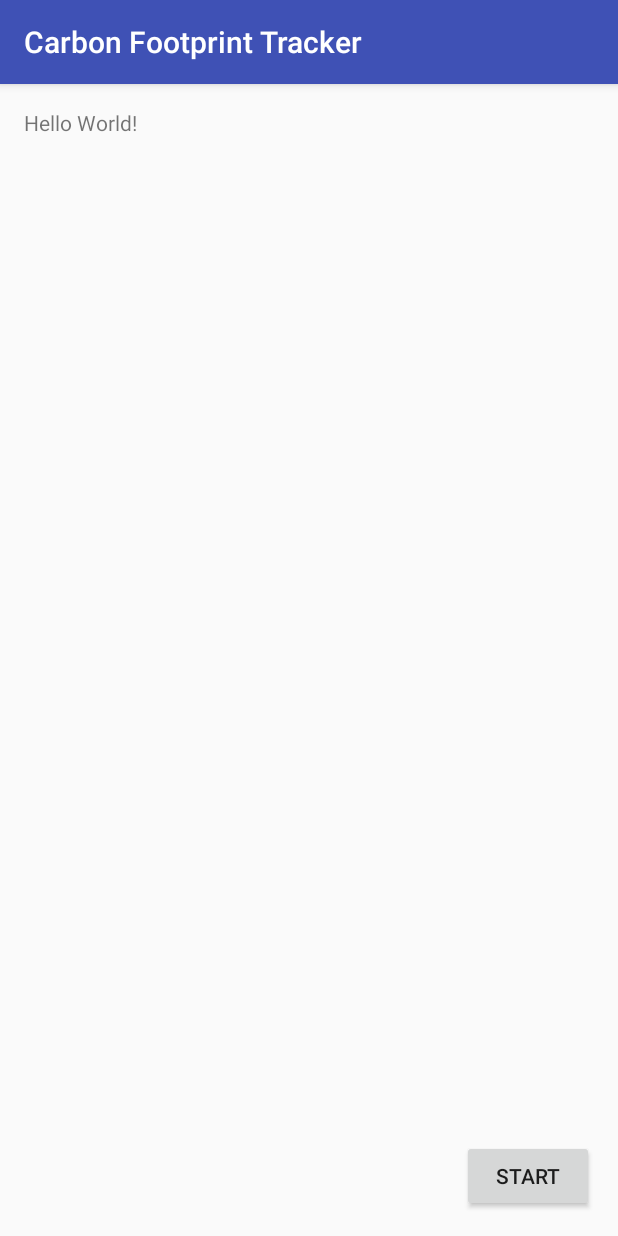
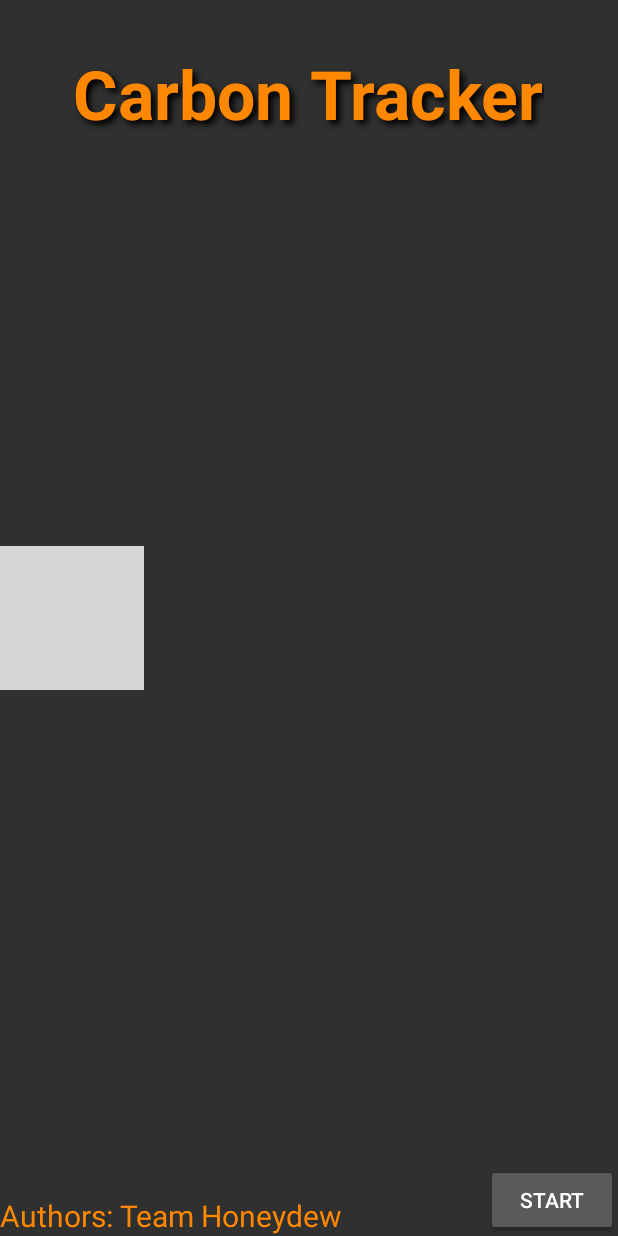
Before and after one commit to Asteriw/CMPT276-CarbonTracker, an Android app: the screen it shows after launch (SplashScreen), on a phone screen of 412 x 824 dp. Run offline under Robolectric (Android 15) with nearby library versions, the phone set to English and light mode, and no system bars; grey boxes are pictures that could not be loaded.

Commit message:
Added image to the splash screen. Added an animation. Added authors.

```diff
--- a/CarbonFootprintTracker/app/src/main/AndroidManifest.xml
+++ b/CarbonFootprintTracker/app/src/main/AndroidManifest.xml
@@ -7,19 +7,24 @@
         android:icon="@mipmap/ic_launcher"
         android:label="@string/app_name"
         android:supportsRtl="true"
-        android:theme="@style/AppTheme">
-        <activity android:name=".SplashScreen">
+        android:theme="@style/Theme.AppCompat.NoActionBar">
+        <activity
+            android:name=".SplashScreen"
+            android:configChanges="orientation|keyboardHidden"
+            android:theme="@style/Theme.AppCompat.NoActionBar">
             <intent-filter>
                 <action android:name="android.intent.action.MAIN" />
 
                 <category android:name="android.intent.category.LAUNCHER" />
             </intent-filter>
         </activity>
-        <activity android:name=".MainMenu" />
+        <activity android:name=".MainMenu"
+            android:configChanges="orientation|keyboardHidden"
+            android:theme="@style/Theme.AppCompat.NoActionBar" />
         <activity android:name=".SelectTransportation" />
         <activity android:name=".SelectRoute" />
         <activity android:name=".CalculationScreen" />
-        <activity android:name=".ViewTracked"></activity>
+        <activity android:name=".ViewTracked" />
     </application>
 
 </manifest>
--- a/CarbonFootprintTracker/app/src/main/java/com/cmpt276/kenneyw/carbonfootprinttracker/SplashScreen.java
+++ b/CarbonFootprintTracker/app/src/main/java/com/cmpt276/kenneyw/carbonfootprinttracker/SplashScreen.java
@@ -4,7 +4,11 @@ import android.content.Intent;
 import android.support.v7.app.AppCompatActivity;
 import android.os.Bundle;
 import android.view.View;
+import android.view.animation.Animation;
+import android.view.animation.LinearInterpolator;
+import android.view.animation.TranslateAnimation;
 import android.widget.Button;
+import android.widget.ImageView;
 
 public class SplashScreen extends AppCompatActivity {
 
@@ -14,6 +18,16 @@ public class SplashScreen extends AppCompatActivity {
         setContentView(R.layout.activity_splash_screen);
 
         setupStartButton();
+        setupAnimation();
+    }
+
+    private void setupAnimation() {
+        ImageView car = (ImageView) findViewById(R.id.splashcar);
+        TranslateAnimation slide = new TranslateAnimation(-400f, 1400f, -20f, -20f);
+        slide.setInterpolator(new LinearInterpolator());
+        slide.setDuration(3500);
+        slide.setRepeatCount(Animation.INFINITE);
+        car.startAnimation(slide);
     }
 
     private void setupStartButton() {
--- a/CarbonFootprintTracker/app/src/main/res/layout/activity_splash_screen.xml
+++ b/CarbonFootprintTracker/app/src/main/res/layout/activity_splash_screen.xml
@@ -1,19 +1,11 @@
 <?xml version="1.0" encoding="utf-8"?>
 <RelativeLayout xmlns:android="http://schemas.android.com/apk/res/android"
     xmlns:tools="http://schemas.android.com/tools"
+    xmlns:app="http://schemas.android.com/apk/res-auto"
     android:id="@+id/activity_splash_screen"
     android:layout_width="match_parent"
     android:layout_height="match_parent"
-    android:paddingBottom="@dimen/activity_vertical_margin"
-    android:paddingLeft="@dimen/activity_horizontal_margin"
-    android:paddingRight="@dimen/activity_horizontal_margin"
-    android:paddingTop="@dimen/activity_vertical_margin"
     tools:context="com.cmpt276.kenneyw.carbonfootprinttracker.SplashScreen">
-
-    <TextView
-        android:layout_width="wrap_content"
-        android:layout_height="wrap_content"
-        android:text="Hello World!" />
 
     <Button
         android:text="@string/btn_splash_start"
@@ -22,5 +14,63 @@
         android:layout_alignParentBottom="true"
         android:layout_alignParentRight="true"
         android:layout_alignParentEnd="true"
-        android:id="@+id/btnsplashstart" />
+        android:id="@+id/btnsplashstart"
+        android:elevation="0dp"
+        tools:elevation="0dp" />
+
+    <ImageView
+        android:layout_width="wrap_content"
+        android:layout_height="wrap_content"
+        android:scaleType="fitXY"
+        app:srcCompat="@drawable/image4"
+        android:layout_centerVertical="true"
+        android:id="@+id/splashbackground"
+        android:adjustViewBounds="false"
+        android:alpha="0.8"
+        android:elevation="1dp"
+        tools:elevation="1dp" />
+
+    <TextView
+        android:layout_width="wrap_content"
+        android:layout_height="wrap_content"
+        android:text="@string/App_name"
+        android:elevation="2dp"
+        tools:elevation="2dp"
+        android:id="@+id/Splash_Title"
+        android:layout_alignParentTop="true"
+        android:layout_centerHorizontal="true"
+        android:layout_marginTop="32dp"
+        android:textSize="45sp"
+        android:textColor="@color/orange"
+        android:shadowColor="@color/black"
+        android:shadowDx="4"
+        android:shadowDy="4"
+        android:shadowRadius="5"
+        android:textStyle="normal|bold" />
+
+    <ImageView
+        android:layout_width="wrap_content"
+        android:layout_height="wrap_content"
+        app:srcCompat="@drawable/car_icon"
+        android:id="@+id/splashcar"
+        android:layout_marginRight="99dp"
+        android:layout_marginEnd="99dp"
+        android:layout_above="@+id/btnsplashstart"
+        android:layout_toLeftOf="@+id/btnsplashstart"
+        android:layout_toStartOf="@+id/btnsplashstart"
+        android:elevation="5dp"
+        tools:elevation="5dp"/>
+
+    <TextView
+        android:text="@string/authors_text"
+        android:layout_width="wrap_content"
+        android:layout_height="wrap_content"
+        android:textColor="@color/orange"
+        android:id="@+id/author_text"
+        android:elevation="2dp"
+        tools:elevation="2dp"
+        android:textSize="20sp"
+        android:layout_alignParentBottom="true"
+        android:layout_alignParentLeft="true"
+        android:layout_alignParentStart="true" />
 </RelativeLayout>
--- a/CarbonFootprintTracker/app/src/main/res/values/colors.xml
+++ b/CarbonFootprintTracker/app/src/main/res/values/colors.xml
@@ -3,4 +3,6 @@
     <color name="colorPrimary">#3F51B5</color>
     <color name="colorPrimaryDark">#303F9F</color>
     <color name="colorAccent">#FF4081</color>
+    <color name="black">#FF000000</color>
+    <color name="orange">#FFFF8800</color>
 </resources>
--- a/CarbonFootprintTracker/app/src/main/res/values/strings.xml
+++ b/CarbonFootprintTracker/app/src/main/res/values/strings.xml
@@ -11,4 +11,6 @@
     <string name="btn_edit_route">Edit Route</string>
     <string name="btn_save_route">Save route</string>
     <string name="txt_route_name">Route Name:</string>
+    <string name="App_name">Carbon Tracker</string>
+    <string name="authors_text">Authors: Team Honeydew</string>
 </resources>
```
